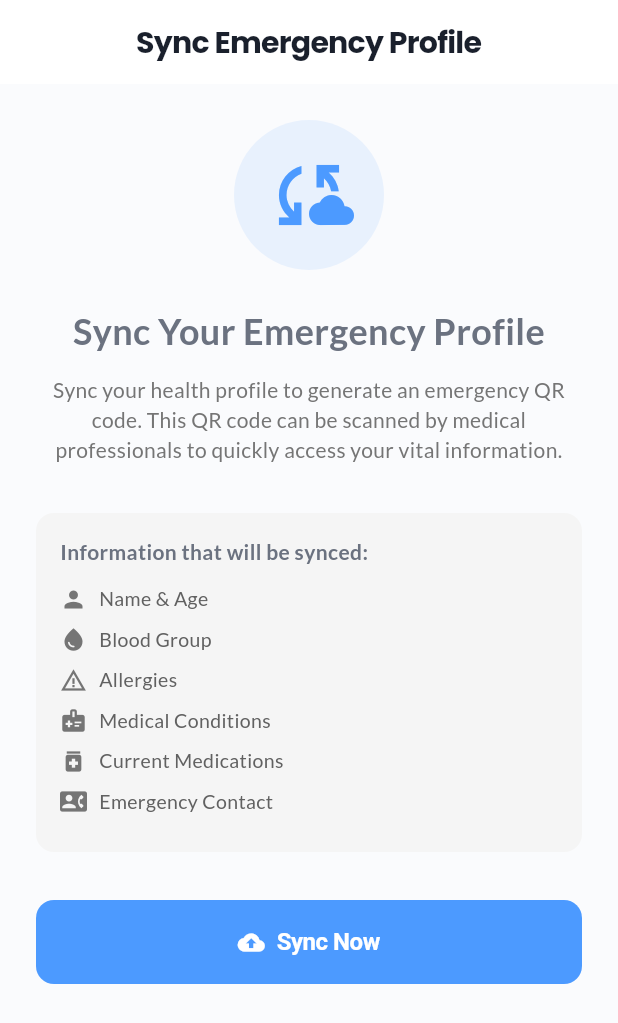
After one commit to Reeshackoli/MediLinko, a Flutter app: the SyncEmergencyScreen screen opened by its route, on a phone screen of 412 x 824 dp. The commit adds this screen. Shown: the top 1023 px of the screen. Run offline on Flutter 3.47's test engine with Material 3 defaults, Android fonts, the phone set to English and light mode, and no system bars; our stand-ins replace file_picker, firebase_core, firebase_messaging, flutter_local_notifications, flutter_map, flutter_riverpod and 11 more; accounts and stored records are empty.

Commit message:
Add Sync Emergency Profile screen and route - Create sync_emergency_screen.dart for syncing health data - Add /sync-emergency route to app_router.dart - Allows users to sync profile and generate QR code

```diff
--- a/lib/core/router/app_router.dart
+++ b/lib/core/router/app_router.dart
@@ -50,6 +50,7 @@ import '../../screens/prescriptions/prescription_details_screen.dart';
 
 // --- Emergency ---
 import '../../screens/emergency/emergency_screen.dart';
+import '../../screens/emergency/sync_emergency_screen.dart';
 
 // --- Notifications ---
 import '../../screens/notifications/notifications_screen.dart';
@@ -84,6 +85,10 @@ final GoRouter router = GoRouter(
     GoRoute(
       path: '/emergency',
       builder: (context, state) => const EmergencyScreen(),
+    ),
+    GoRoute(
+      path: '/sync-emergency',
+      builder: (context, state) => const SyncEmergencyScreen(),
     ),
 
     // ------------------- Notifications -------------------
--- /dev/null
+++ b/lib/screens/emergency/sync_emergency_screen.dart
@@ -0,0 +1,327 @@
+import 'package:flutter/material.dart';
+import 'package:go_router/go_router.dart';
+import '../../core/theme/app_theme.dart';
+import '../../services/emergency_web_service.dart';
+import '../../services/session_manager.dart';
+import '../../services/profile_service.dart';
+
+class SyncEmergencyScreen extends StatefulWidget {
+  const SyncEmergencyScreen({super.key});
+
+  @override
+  State<SyncEmergencyScreen> createState() => _SyncEmergencyScreenState();
+}
+
+class _SyncEmergencyScreenState extends State<SyncEmergencyScreen> {
+  bool _isSyncing = false;
+  String? _statusMessage;
+  bool _syncSuccess = false;
+  String? _qrCodeUrl;
+
+  @override
+  void initState() {
+    super.initState();
+    _checkExistingQR();
+  }
+
+  Future<void> _checkExistingQR() async {
+    final url = await EmergencyWebService.getQRCodeUrl();
+    if (mounted && url != null) {
+      setState(() {
+        _qrCodeUrl = url;
+        _syncSuccess = true;
+        _statusMessage = 'Your emergency QR code is ready!';
+      });
+    }
+  }
+
+  Future<void> _syncEmergencyProfile() async {
+    setState(() {
+      _isSyncing = true;
+      _statusMessage = 'Syncing your emergency profile...';
+    });
+
+    try {
+      // Get user session
+      final userData = await SessionManager.getUserSession();
+      final userId = userData?['userId'] ?? userData?['_id'];
+
+      if (userId == null) {
+        setState(() {
+          _isSyncing = false;
+          _statusMessage = 'Error: Not logged in. Please login again.';
+          _syncSuccess = false;
+        });
+        return;
+      }
+
+      // Get user's health profile
+      final profileResponse = await ProfileService.getProfile();
+
+      if (profileResponse['success'] != true || profileResponse['data'] == null) {
+        setState(() {
+          _isSyncing = false;
+          _statusMessage = 'Error: Could not fetch your health profile. Please complete your profile first.';
+          _syncSuccess = false;
+        });
+        return;
+      }
+
+      final healthProfile = profileResponse['data']['profile'] as Map<String, dynamic>?;
+
+      if (healthProfile == null) {
+        setState(() {
+          _isSyncing = false;
+          _statusMessage = 'Error: Health profile not found. Please complete your profile.';
+          _syncSuccess = false;
+        });
+        return;
+      }
+
+      setState(() {
+        _statusMessage = 'Uploading to emergency service...';
+      });
+
+      // Sync to emergency service
+      final emergencyUserId = await EmergencyWebService.syncEmergencyData(
+        userId: userId,
+        emergencyData: healthProfile,
+      );
+
+      if (emergencyUserId != null) {
+        // Fetch the QR URL
+        final qrUrl = await EmergencyWebService.getQRCodeUrl();
+
+        setState(() {
+          _isSyncing = false;
+          _syncSuccess = true;
+          _qrCodeUrl = qrUrl;
+          _statusMessage = 'Emergency profile synced successfully!';
+        });
+      } else {
+        setState(() {
+          _isSyncing = false;
+          _syncSuccess = false;
+          _statusMessage = 'Sync completed but QR code generation failed. Please try again.';
+        });
+      }
+    } catch (e) {
+      setState(() {
+        _isSyncing = false;
+        _syncSuccess = false;
+        _statusMessage = 'Error: ${e.toString()}';
+      });
+    }
+  }
+
+  @override
+  Widget build(BuildContext context) {
+    return Scaffold(
+      appBar: AppBar(
+        title: const Text('Sync Emergency Profile'),
+      ),
+      body: SingleChildScrollView(
+        padding: const EdgeInsets.all(24),
+        child: Column(
+          crossAxisAlignment: CrossAxisAlignment.center,
+          children: [
+            // Icon
+            Container(
+              width: 100,
+              height: 100,
+              decoration: BoxDecoration(
+                color: _syncSuccess
+                    ? Colors.green.withOpacity(0.1)
+                    : AppTheme.primaryBlue.withOpacity(0.1),
+                shape: BoxShape.circle,
+              ),
+              child: Icon(
+                _syncSuccess ? Icons.check_circle : Icons.cloud_sync,
+                size: 60,
+                color: _syncSuccess ? Colors.green : AppTheme.primaryBlue,
+              ),
+            ),
+            const SizedBox(height: 24),
+
+            // Title
+            Text(
+              _syncSuccess ? 'Profile Synced!' : 'Sync Your Emergency Profile',
+              style: const TextStyle(
+                fontSize: 24,
+                fontWeight: FontWeight.bold,
+              ),
+              textAlign: TextAlign.center,
+            ),
+            const SizedBox(height: 12),
+
+            // Description
+            Text(
+              _syncSuccess
+                  ? 'Your emergency QR code is ready. Anyone who scans it can view your medical information.'
+                  : 'Sync your health profile to generate an emergency QR code. This QR code can be scanned by medical professionals to quickly access your vital information.',
+              style: TextStyle(
+                fontSize: 14,
+                color: Colors.grey[600],
+              ),
+              textAlign: TextAlign.center,
+            ),
+            const SizedBox(height: 32),
+
+            // Status message
+            if (_statusMessage != null) ...[
+              Container(
+                padding: const EdgeInsets.all(16),
+                decoration: BoxDecoration(
+                  color: _syncSuccess
+                      ? Colors.green.withOpacity(0.1)
+                      : (_isSyncing
+                          ? Colors.blue.withOpacity(0.1)
+                          : Colors.orange.withOpacity(0.1)),
+                  borderRadius: BorderRadius.circular(12),
+                ),
+                child: Row(
+                  children: [
+                    if (_isSyncing)
+                      const SizedBox(
+                        width: 20,
+                        height: 20,
+                        child: CircularProgressIndicator(strokeWidth: 2),
+                      )
+                    else
+                      Icon(
+                        _syncSuccess ? Icons.check_circle : Icons.info_outline,
+                        color: _syncSuccess ? Colors.green : Colors.orange,
+                      ),
+                    const SizedBox(width: 12),
+                    Expanded(
+                      child: Text(
+                        _statusMessage!,
+                        style: TextStyle(
+                          color: _syncSuccess
+                              ? Colors.green[700]
+                              : (_isSyncing ? Colors.blue[700] : Colors.orange[700]),
+                        ),
+                      ),
+                    ),
+                  ],
+                ),
+              ),
+              const SizedBox(height: 24),
+            ],
+
+            // What will be synced
+            if (!_syncSuccess) ...[
+              Container(
+                padding: const EdgeInsets.all(16),
+                decoration: BoxDecoration(
+                  color: Colors.grey[100],
+                  borderRadius: BorderRadius.circular(12),
+                ),
+                child: Column(
+                  crossAxisAlignment: CrossAxisAlignment.start,
+                  children: [
+                    const Text(
+                      'Information that will be synced:',
+                      style: TextStyle(
+                        fontWeight: FontWeight.bold,
+                        fontSize: 14,
+                      ),
+                    ),
+                    const SizedBox(height: 12),
+                    _buildInfoItem(Icons.person, 'Name & Age'),
+                    _buildInfoItem(Icons.water_drop, 'Blood Group'),
+                    _buildInfoItem(Icons.warning_amber, 'Allergies'),
+                    _buildInfoItem(Icons.medical_information, 'Medical Conditions'),
+                    _buildInfoItem(Icons.medication, 'Current Medications'),
+                    _buildInfoItem(Icons.contact_phone, 'Emergency Contact'),
+                  ],
+                ),
+              ),
+              const SizedBox(height: 32),
+            ],
+
+            // Sync button
+            SizedBox(
+              width: double.infinity,
+              height: 56,
+              child: ElevatedButton.icon(
+                onPressed: _isSyncing ? null : _syncEmergencyProfile,
+                icon: _isSyncing
+                    ? const SizedBox(
+                        width: 20,
+                        height: 20,
+                        child: CircularProgressIndicator(
+                          strokeWidth: 2,
+                          color: Colors.white,
+                        ),
+                      )
+                    : Icon(_syncSuccess ? Icons.refresh : Icons.cloud_upload),
+                label: Text(
+                  _isSyncing
+                      ? 'Syncing...'
+                      : (_syncSuccess ? 'Sync Again' : 'Sync Now'),
+                  style: const TextStyle(
+                    fontSize: 16,
+                    fontWeight: FontWeight.bold,
+                  ),
+                ),
+                style: ElevatedButton.styleFrom(
+                  backgroundColor: AppTheme.primaryBlue,
+                  foregroundColor: Colors.white,
+                  shape: RoundedRectangleBorder(
+                    borderRadius: BorderRadius.circular(12),
+                  ),
+                ),
+              ),
+            ),
+
+            if (_syncSuccess && _qrCodeUrl != null) ...[
+              const SizedBox(height: 24),
+              SizedBox(
+                width: double.infinity,
+                height: 56,
+                child: OutlinedButton.icon(
+                  onPressed: () => context.pop(),
+                  icon: const Icon(Icons.qr_code),
+                  label: const Text(
+                    'View QR Code',
+                    style: TextStyle(
+                      fontSize: 16,
+                      fontWeight: FontWeight.bold,
+                    ),
+                  ),
+                  style: OutlinedButton.styleFrom(
+                    foregroundColor: AppTheme.primaryBlue,
+                    side: const BorderSide(color: AppTheme.primaryBlue),
+                    shape: RoundedRectangleBorder(
+                      borderRadius: BorderRadius.circular(12),
+                    ),
+                  ),
+                ),
+              ),
+            ],
+          ],
+        ),
+      ),
+    );
+  }
+
+  Widget _buildInfoItem(IconData icon, String text) {
+    return Padding(
+      padding: const EdgeInsets.only(bottom: 8),
+      child: Row(
+        children: [
+          Icon(icon, size: 18, color: Colors.grey[600]),
+          const SizedBox(width: 8),
+          Text(
+            text,
+            style: TextStyle(
+              color: Colors.grey[700],
+              fontSize: 13,
+            ),
+          ),
+        ],
+      ),
+    );
+  }
+}
```
